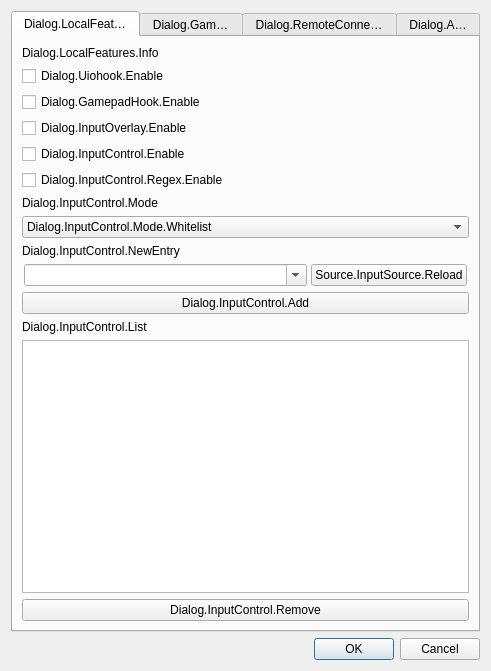
Old version of the form projects/plugin/src/gui/io_settings_dialog.ui in the repository univrsal/input-overlay.
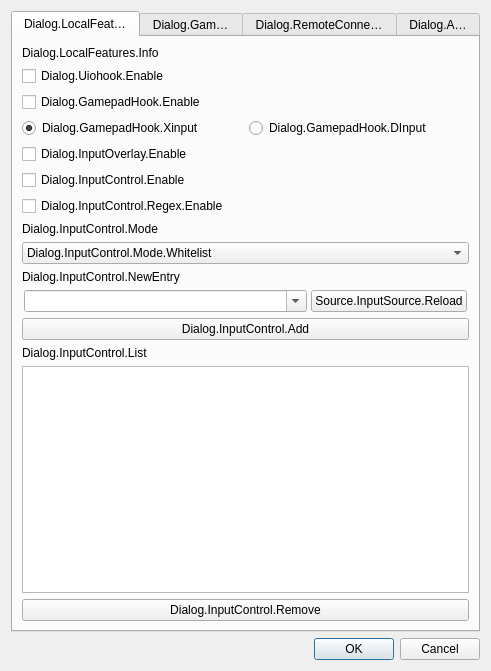
New version of the form.

Patch:
```diff
--- a/projects/plugin/src/gui/io_settings_dialog.ui
+++ b/projects/plugin/src/gui/io_settings_dialog.ui
@@ -25,7 +25,7 @@
   <property name="windowTitle">
    <string>Dialog.Title</string>
   </property>
-  <layout class="QVBoxLayout" name="verticalLayout">
+  <layout class="QVBoxLayout" name="verticalLayout_2">
    <item>
     <widget class="QTabWidget" name="tabs">
      <property name="tabPosition">
@@ -56,7 +56,7 @@
       <attribute name="title">
        <string>Dialog.LocalFeatures</string>
       </attribute>
-      <layout class="QVBoxLayout" name="verticalLayout_2">
+      <layout class="QVBoxLayout" name="verticalLayout">
        <item>
         <widget class="QLabel" name="lbl_local_features">
          <property name="text">
@@ -81,6 +81,27 @@
          </property>
         </widget>
        </item>
+       <item>
+        <layout class="QHBoxLayout" name="layout_hook_type">
+         <item>
+          <widget class="QRadioButton" name="rb_xinput">
+           <property name="text">
+            <string>Dialog.GamepadHook.Xinput</string>
+           </property>
+           <property name="checked">
+            <bool>true</bool>
+           </property>
+          </widget>
+         </item>
+         <item>
+          <widget class="QRadioButton" name="rb_dinput">
+           <property name="text">
+            <string>Dialog.GamepadHook.DInput</string>
+           </property>
+          </widget>
+         </item>
+        </layout>
+       </item>
        <item>
         <widget class="QCheckBox" name="cb_enable_overlay">
          <property name="text">
```
Left out of the diff: 6 changed lines with no effect on the pictures.
